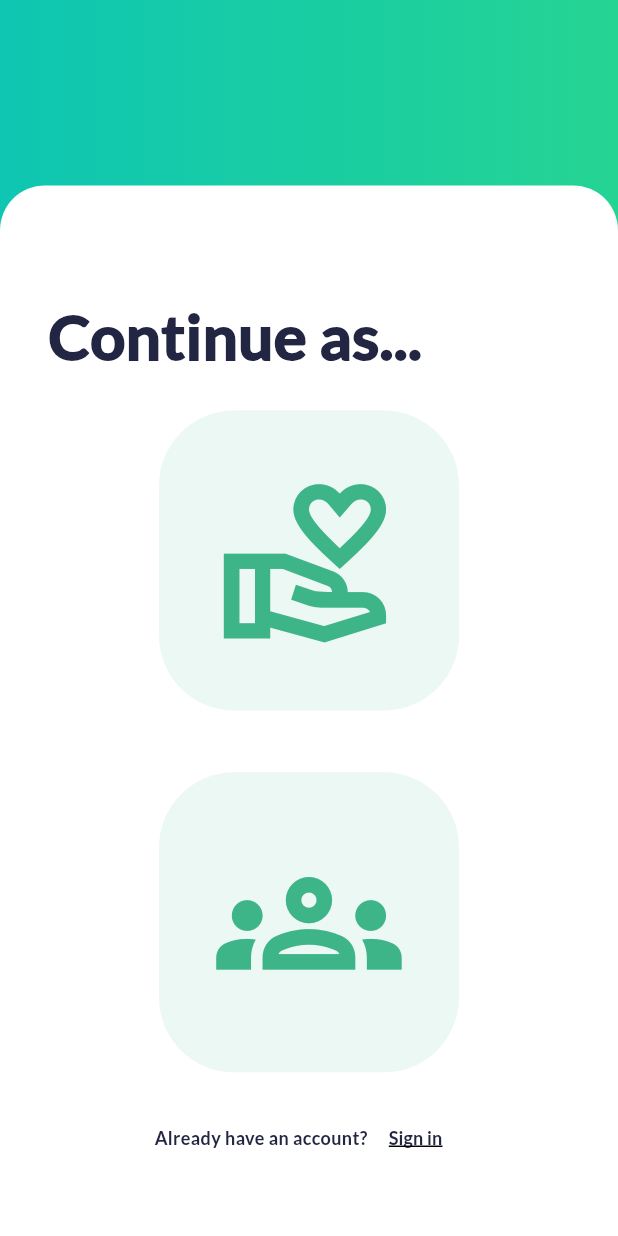
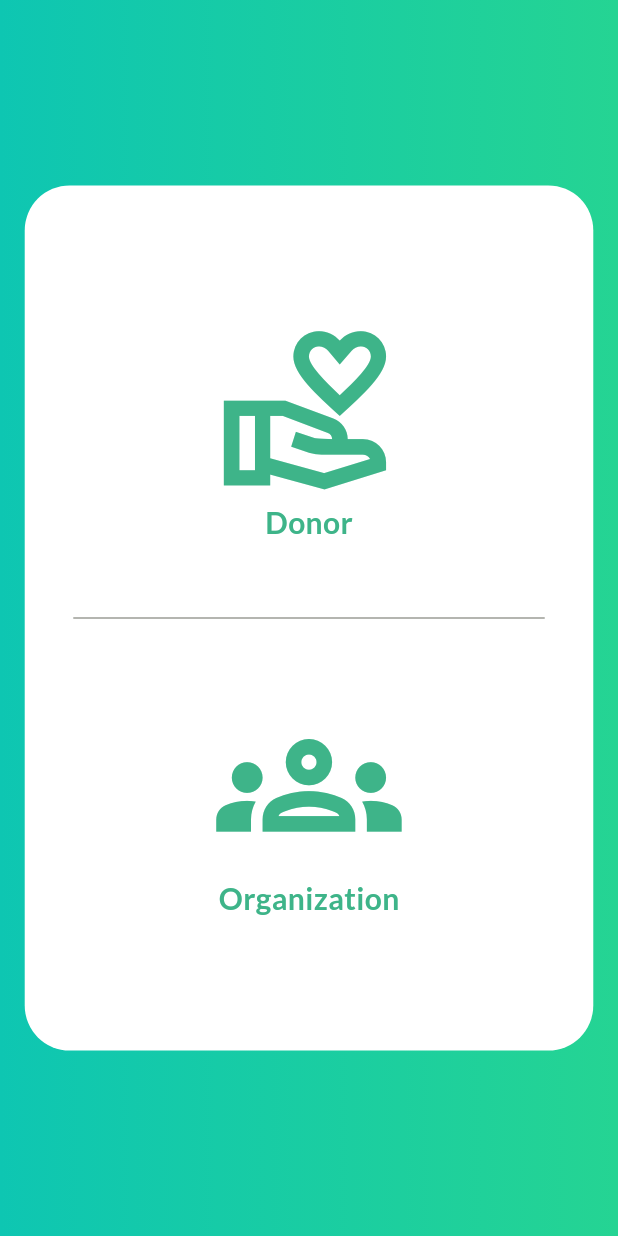
Before and after one commit to cslabiano/cmsc23-project, a Flutter app: the SignUpOption screen opened by its route, on a phone screen of 412 x 824 dp. Run offline on Flutter 3.47's test engine with Material 3 defaults, Android fonts, the phone set to English and light mode, and no system bars; our stand-ins replace cloud_firestore, dotted_border, firebase_auth, firebase_core; accounts and stored records are empty.

Commit message:
style: style sign up options

```diff
--- a/lib/screens/entry/signup_option.dart
+++ b/lib/screens/entry/signup_option.dart
@@ -1,3 +1,4 @@
+import 'package:flutter/cupertino.dart';
 import 'package:flutter/material.dart';
 
 class SignUpOption extends StatelessWidget {
@@ -26,9 +27,10 @@ class SignUpOption extends StatelessWidget {
         body: Container(
           decoration: const BoxDecoration(
             color: Colors.white,
-            borderRadius: BorderRadius.vertical(top: Radius.circular(30)),
+            borderRadius: BorderRadius.all(Radius.circular(30)),
           ),
-          margin: EdgeInsets.only(top: screenHeight * 0.15),
+          margin: EdgeInsets.symmetric(
+              vertical: screenHeight * 0.15, horizontal: screenWidth * 0.04),
           padding: EdgeInsets.symmetric(horizontal: screenWidth * 0.03),
           child: Column(
             children: [
@@ -36,99 +38,84 @@ class SignUpOption extends StatelessWidget {
                 child: Center(
                   child: SingleChildScrollView(
                     child: Padding(
-                      padding:
-                          const EdgeInsets.only(top: 50, left: 20, right: 20),
+                      padding: const EdgeInsets.all(20),
                       child: Column(
                         mainAxisAlignment: MainAxisAlignment.center,
                         children: [
-                          Align(
-                            alignment: Alignment.topLeft,
-                            child: Text(
-                              "Continue as...",
-                              style: TextStyle(
-                                fontSize: screenWidth * 0.1,
-                                fontWeight: FontWeight.w900,
-                                color: Theme.of(context).colorScheme.secondary,
+                          Material(
+                            child: InkWell(
+                                customBorder: RoundedRectangleBorder(
+                                  borderRadius: BorderRadius.circular(50.0),
                                 ),
-                              textAlign: TextAlign.center,
-                            ),
-                          ),
-                          const SizedBox(height: 20),
-                          Container(
-                            height: 200,
-                            width: 200,
+                                child: Container(
+                                  padding: EdgeInsets.symmetric(
+                                      vertical: screenHeight * 0.05),
+                                  width: double.infinity,
                                   decoration: BoxDecoration(
                                     borderRadius: BorderRadius.circular(50),
-                              color: const Color.fromRGBO(62, 180, 137, 0.1),
-                              // color: const Color.fromRGBO(34, 38, 66, 0.1),
+                                    // color: Colors.amber,
                                   ),
-                            child: IconButton(
-                              icon: Icon(
+                                  child: Column(
+                                    children: [
+                                      Icon(
                                         Icons.volunteer_activism_outlined,
-                                color: Theme.of(context).colorScheme.primary,
+                                        color: Theme.of(context)
+                                            .colorScheme
+                                            .primary,
                                         size: screenWidth * 0.3,
                                       ),
-                              onPressed: () {
-                                Navigator.pushNamed(context, '/signup_donor');
-                              },
-                            ),
-                          ),
-                          SizedBox(height: screenHeight * 0.05),
-                          Container(
-                            height: 200,
-                            width: 200,
-                            decoration: BoxDecoration(
-                              borderRadius: BorderRadius.circular(50),
-                              color: const Color.fromRGBO(62, 180, 137, 0.1),
-                              // color: const Color.fromRGBO(34, 38, 66, 0.1),
-                            ),
-                            child: IconButton(
-                              icon: Icon(
-                                Icons.groups_outlined,
-                                color: Theme.of(context).colorScheme.primary,
-                                size: screenWidth * 0.3,
-                              ),
-                              onPressed: () {
-                                Navigator.pushNamed(context, '/signup_org');
-                              },
-                            ),
-                          ),
-                          const SizedBox(height: 20),
-                          Align(
-                            alignment: Alignment.bottomCenter,
-                            child: Padding(
-                              padding: const EdgeInsets.only(bottom: 20.0),
-                              child: Row(
-                                mainAxisAlignment: MainAxisAlignment.center,
-                                children: [
                                       Text(
-                                    "Already have an account?",
+                                        "Donor",
                                         style: TextStyle(
-                                      fontSize: 12,
-                                      fontWeight: FontWeight.bold,
-                                      color: Theme.of(context)
-                                          .colorScheme
-                                          .secondary,
-                                    ),
-                                  ),
-                                  TextButton(
-                                    onPressed: () {
-                                      Navigator.pushNamed(context, '/signin');
-                                    },
-                                    child: Text(
-                                      "Sign in",
-                                      style: TextStyle(
-                                        decoration: TextDecoration.underline,
-                                        fontWeight: FontWeight.bold,
-                                        fontSize: 12,
-                                        color: Theme.of(context)
-                                            .colorScheme
-                                            .secondary,
-                                      ),
-                                    ),
+                                            color:
+                                                Theme.of(context).primaryColor,
+                                            fontSize: 20,
+                                            fontWeight: FontWeight.bold),
                                       ),
                                     ],
                                   ),
+                                ),
+                                onTap: () {
+                                  Navigator.pushNamed(context, '/signup_donor');
+                                }),
+                          ),
+                          Divider(
+                            color: Theme.of(context).colorScheme.tertiary,
+                          ),
+                          Material(
+                            child: InkWell(
+                              customBorder: RoundedRectangleBorder(
+                                borderRadius: BorderRadius.circular(50.0),
+                              ),
+                              child: Container(
+                                width: double.infinity,
+                                padding: EdgeInsets.symmetric(
+                                    vertical: screenHeight * 0.05),
+                                decoration: BoxDecoration(
+                                  borderRadius: BorderRadius.circular(50),
+                                  // color: Colors.amber,
+                                ),
+                                child: Column(
+                                  children: [
+                                    Icon(
+                                      Icons.groups_outlined,
+                                      color:
+                                          Theme.of(context).colorScheme.primary,
+                                      size: screenWidth * 0.3,
+                                    ),
+                                    Text(
+                                      "Organization",
+                                      style: TextStyle(
+                                          color: Theme.of(context).primaryColor,
+                                          fontSize: 20,
+                                          fontWeight: FontWeight.bold),
+                                    ),
+                                  ],
+                                ),
+                              ),
+                              onTap: () {
+                                Navigator.pushNamed(context, '/signup_org');
+                              },
                             ),
                           ),
                         ],
```
Lines whose indentation alone changed are shown as unchanged.
